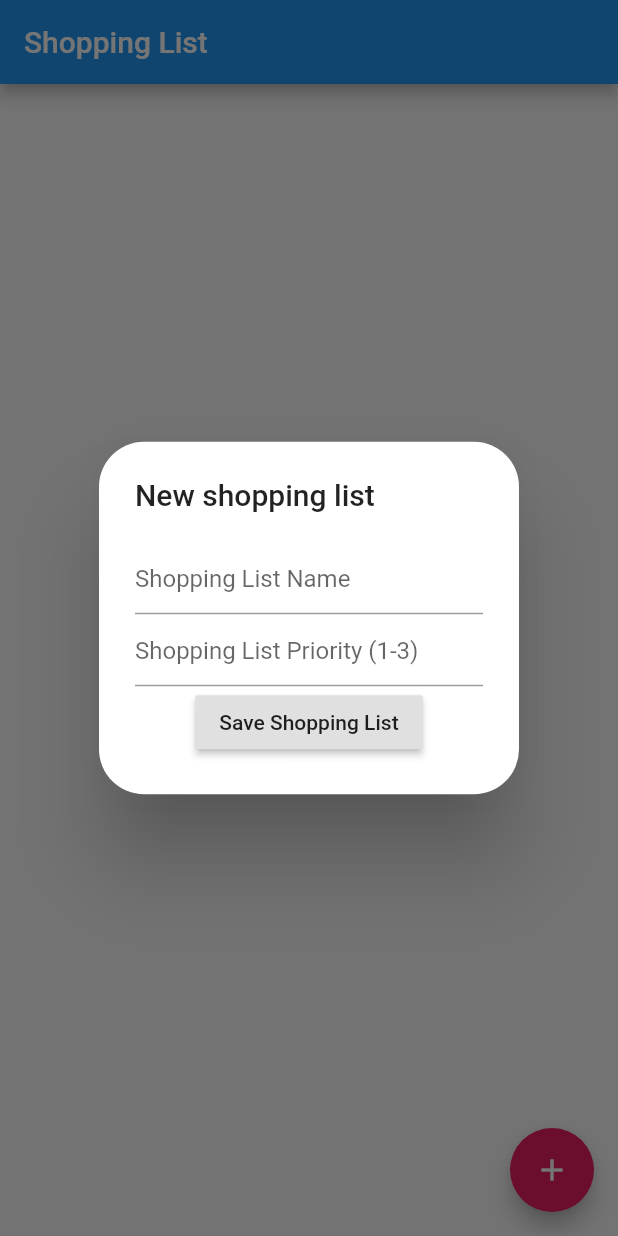
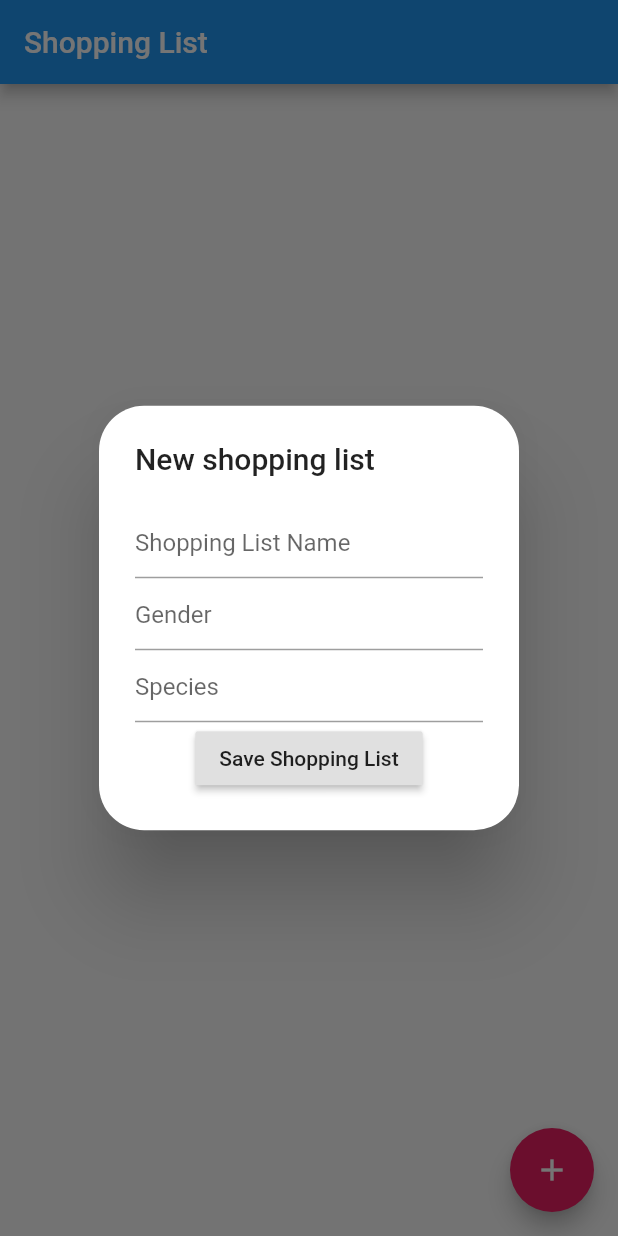
Before and after one commit to tawatchai7034/OneToMany_SQFlite, a Flutter app: the screen it shows after launch, after a tap on the "add" icon, on a phone screen of 412 x 824 dp. Run offline on Flutter 3.47's test engine with Material 2 defaults, Android fonts, the phone set to English and light mode, and no system bars; our stand-ins replace sqflite; accounts and stored records are empty.

Commit message:
add gender species

```diff
--- a/lib/main.dart
+++ b/lib/main.dart
@@ -61,9 +61,10 @@ class _ShListState extends State<ShList> {
                 },
                 child: ListTile(
                     title: Text(shoppingList[index].name),
-                    leading: CircleAvatar(
-                      child: Text(shoppingList[index].priority.toString()),
-                    ),
+                    leading: Text("Gender: ${shoppingList[index].gender}\nSpecies: ${shoppingList[index].species}"),
+                    // CircleAvatar(
+                    //   child: Text(shoppingList[index].priority.toString()),
+                    // ),
                     onTap: () {
                       Navigator.push(
                         context,
@@ -88,7 +89,7 @@ class _ShListState extends State<ShList> {
           showDialog(
             context: context,
             builder: (BuildContext context) =>
-                dialog.buildDialog(context, ShoppingList(0, '', 0), true),
+                dialog.buildDialog(context, ShoppingList(0, '', '',''), true),
           );
         },
         child: Icon(Icons.add),
--- a/lib/models/shopping_list.dart
+++ b/lib/models/shopping_list.dart
@@ -1,15 +1,17 @@
 class ShoppingList {
   int id;
   String name;
-  int priority;
+  String gender;
+  String species;
 
-  ShoppingList(this.id, this.name, this.priority);
+  ShoppingList(this.id, this.name, this.gender,this.species);
 
   Map<String, dynamic> toMap() {
     return {
       'id': (id == 0) ? null : id,
       'name': name,
-      'priority': priority,
+      'gender': gender,
+      'species': species,
     };
   }
 
--- a/lib/ui/shopping_list_dialog.dart
+++ b/lib/ui/shopping_list_dialog.dart
@@ -4,34 +4,37 @@ import '../models/shopping_list.dart';
 
 class ShoppingListDialog {
   final txtName = TextEditingController();
-  final txtPriority = TextEditingController();
+  final txtGender = TextEditingController();
+  final txtSpecies = TextEditingController();
 
   Widget buildDialog(BuildContext context, ShoppingList list, bool isNew) {
     DbHelper helper = DbHelper();
     if (!isNew) {
       txtName.text = list.name;
-      txtPriority.text = list.priority.toString();
+      txtGender.text = list.gender;
+      txtSpecies.text = list.species;
     }
     return AlertDialog(
         title: Text((isNew) ? 'New shopping list' : 'Edit shopping list'),
         shape:
-        RoundedRectangleBorder(borderRadius: BorderRadius.circular(30.0)),
+            RoundedRectangleBorder(borderRadius: BorderRadius.circular(30.0)),
         content: SingleChildScrollView(
           child: Column(children: <Widget>[
             TextField(
                 controller: txtName,
                 decoration: InputDecoration(hintText: 'Shopping List Name')),
             TextField(
-              controller: txtPriority,
-              keyboardType: TextInputType.number,
-              decoration:
-              InputDecoration(hintText: 'Shopping List Priority (1-3)'),
-            ),
+                controller: txtGender,
+                decoration: InputDecoration(hintText: 'Gender')),
+            TextField(
+                controller: txtSpecies,
+                decoration: InputDecoration(hintText: 'Species')),
             RaisedButton(
               child: Text('Save Shopping List'),
               onPressed: () {
                 list.name = txtName.text;
-                list.priority = int.parse(txtPriority.text);
+                list.gender = txtGender.text;
+                list.species = txtSpecies.text;
                 helper.insertList(list);
                 Navigator.pop(context);
               },
--- a/lib/util/dbhelper.dart
+++ b/lib/util/dbhelper.dart
@@ -65,7 +65,8 @@ class DbHelper {
       return ShoppingList(
         maps[i]['id'],
         maps[i]['name'],
-        maps[i]['priority'],
+        maps[i]['gender'],
+        maps[i]['species'],
       );
     });
   }
```
